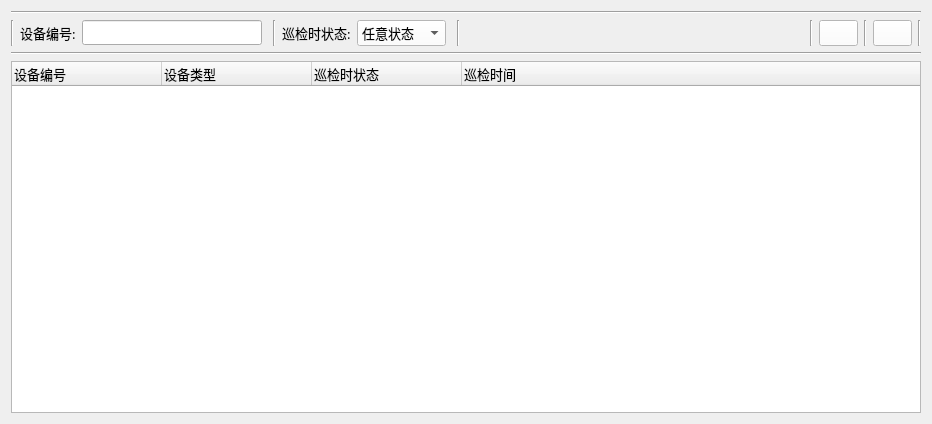
First picture: the form in src/_APL/KindOfDevLog/kindofdevlogform.ui, repository QmGohinn/DaDoeiamiSys, before the edit.
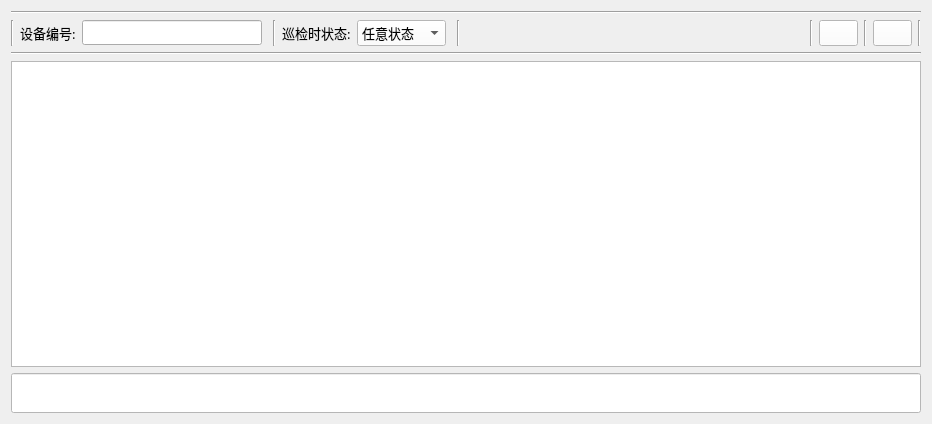
Second picture: the form after the edit. Icons and pictures are not drawn.

What changed in the file:
```diff
--- a/src/_APL/KindOfDevLog/kindofdevlogform.ui
+++ b/src/_APL/KindOfDevLog/kindofdevlogform.ui
@@ -302,6 +302,8 @@
     </widget>
    </item>
    <item>
+    <layout class="QVBoxLayout" name="verticalLayout_2">
+     <item>
     <widget class="QTableWidget" name="m_devTable">
      <property name="font">
       <font>
@@ -310,7 +312,7 @@
       </font>
      </property>
      <attribute name="horizontalHeaderVisible">
-      <bool>true</bool>
+        <bool>false</bool>
      </attribute>
      <attribute name="horizontalHeaderCascadingSectionResizes">
       <bool>false</bool>
@@ -408,7 +410,58 @@
         <normaloff>:/res/tab/time.ico</normaloff>:/res/tab/time.ico</iconset>
       </property>
      </column>
-    </widget>
+       <column>
+        <property name="text">
+         <string>库ID</string>
+        </property>
+        <property name="font">
+         <font>
+          <family>宋体</family>
+          <pointsize>10</pointsize>
+         </font>
+        </property>
+        <property name="icon">
+         <iconset resource="../../../Resource.qrc">
+          <normaloff>:/res/logo/exelogo.ico</normaloff>:/res/logo/exelogo.ico</iconset>
+        </property>
+       </column>
+      </widget>
+     </item>
+     <item>
+      <widget class="QLineEdit" name="m_msgLineEdit">
+       <property name="enabled">
+        <bool>false</bool>
+       </property>
+       <property name="minimumSize">
+        <size>
+         <width>0</width>
+         <height>40</height>
+        </size>
+       </property>
+       <property name="maximumSize">
+        <size>
+         <width>16777215</width>
+         <height>40</height>
+        </size>
+       </property>
+       <property name="font">
+        <font>
+         <family>宋体</family>
+         <pointsize>10</pointsize>
+        </font>
+       </property>
+       <property name="cursor">
+        <cursorShape>ForbiddenCursor</cursorShape>
+       </property>
+       <property name="styleSheet">
+        <string notr="true">background-color: rgb(255, 255, 255);</string>
+       </property>
+       <property name="alignment">
+        <set>Qt::AlignLeading|Qt::AlignLeft|Qt::AlignTop</set>
+       </property>
+      </widget>
+     </item>
+    </layout>
    </item>
   </layout>
  </widget>
```
Lines whose indentation alone changed are shown as unchanged.
